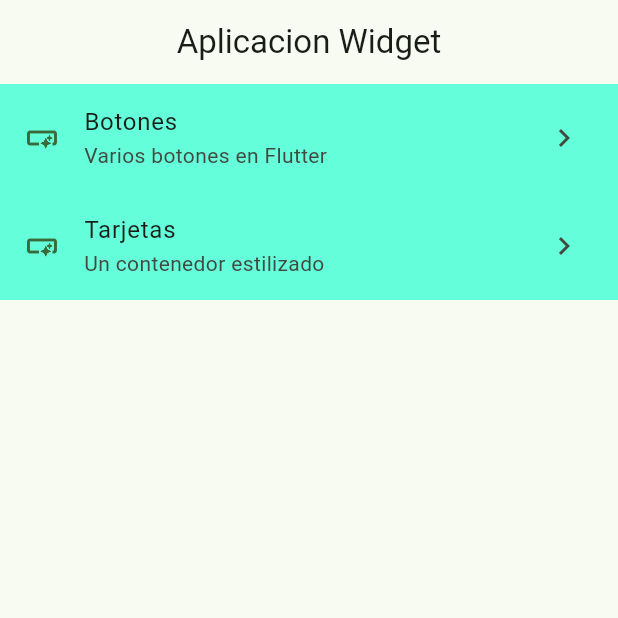
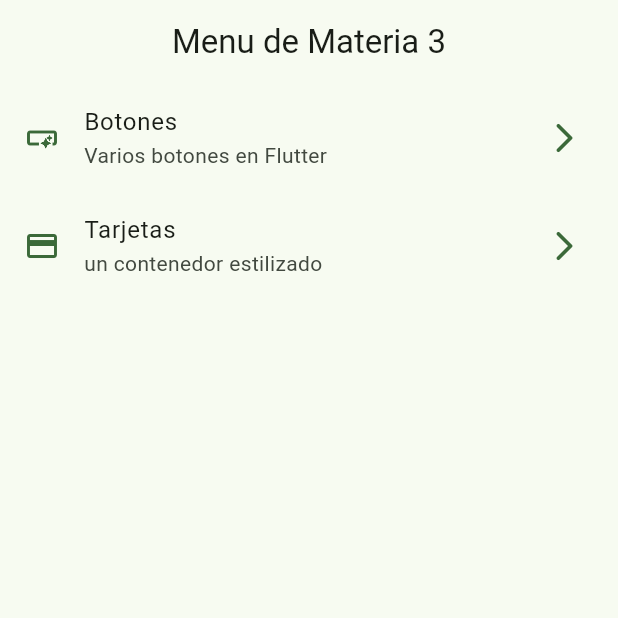
Before and after one commit to Fernimauri/jalowin, a Flutter app: the screen it shows after launch, on a phone screen of 412 x 824 dp, the top half of it. Run offline on Flutter 3.47's test engine with Material 2 defaults, Android fonts, the phone set to English and light mode, and no system bars; our stand-ins replace go_router.

Commit message:
"Commit de clase 2-11"

```diff
--- a/lib/config/menu/menu_items.dart
+++ b/lib/config/menu/menu_items.dart
@@ -1,6 +1,7 @@
 import 'package:flutter/material.dart';
 
 class MenuItem {
+  final String screenName;
   final String title;
   final String subTitle;
   final String link;
@@ -10,18 +11,21 @@ class MenuItem {
       {required this.title,
       required this.subTitle,
       required this.link,
-      required this.icon});
+      required this.icon,
+      required this.screenName});
 }
 
-const appMenuItems = <MenuItem>[
-  MenuItem(
+List<MenuItem> appMenuItems = <MenuItem>[
+  const MenuItem(
       title: 'Botones',
       subTitle: 'Varios botones en Flutter',
       link: '/buttons',
-      icon: Icons.smart_button_outlined),
-  MenuItem(
+      icon: Icons.smart_button_outlined,
+      screenName: 'button_screen'),
+  const MenuItem(
       title: 'Tarjetas',
-      subTitle: 'Un contenedor estilizado',
+      subTitle: 'un contenedor estilizado',
       link: '/cards',
-      icon: Icons.smart_button_outlined)
+      icon: Icons.credit_card,
+      screenName: 'card_screen'),
 ];
--- /dev/null
+++ b/lib/config/router/app_router.dart
@@ -0,0 +1,28 @@
+import 'package:aplicacion/presentation/screens/buttons/buttons_screen.dart';
+import 'package:aplicacion/presentation/screens/cards/cards_screen.dart';
+import 'package:aplicacion/presentation/screens/home/home_screen.dart';
+import 'package:flutter/material.dart';
+import 'package:go_router/go_router.dart';
+
+final GoRouter appRouter = GoRouter(
+  routes: <RouteBase>[
+    GoRoute(
+      path: '/',
+      name: HomeScreen.screenName,
+      builder: (BuildContext context, GoRouterState state) =>
+          const HomeScreen(),
+    ),
+    GoRoute(
+      path: '/buttons',
+      name: ButtonsScreen.screenName,
+      builder: (BuildContext context, GoRouterState state) =>
+          const ButtonsScreen(),
+    ),
+    GoRoute(
+      path: '/cards',
+      name: CardsScreen.screenName,
+      builder: (BuildContext context, GoRouterState state) =>
+          const CardsScreen(),
+    ),
+  ],
+);
--- a/lib/main.dart
+++ b/lib/main.dart
@@ -1,21 +1,21 @@
+import 'package:aplicacion/config/router/app_router.dart';
 import 'package:aplicacion/config/theme/app_theme.dart';
-import 'package:aplicacion/presentation/screens/home/home_screen.dart';
 import 'package:flutter/material.dart';
 
 void main() {
-  runApp(const MyApp());
+  runApp(const MainApp());
 }
 
-class MyApp extends StatelessWidget {
-  const MyApp({super.key});
+class MainApp extends StatelessWidget {
+  const MainApp({super.key});
 
-  // This widget is the root of your application.
   @override
   Widget build(BuildContext context) {
-    return MaterialApp(
+    return MaterialApp.router(
       debugShowCheckedModeBanner: false,
       theme: AppTheme(selectedColor: 1).getTheme(),
-      home: const HomeScreen(),
+      // home: const HomeScreen(),
+      routerConfig: appRouter,
     );
   }
 }
--- a/lib/presentation/screens/home/home_screen.dart
+++ b/lib/presentation/screens/home/home_screen.dart
@@ -1,38 +1,49 @@
 import 'package:aplicacion/config/menu/menu_items.dart';
 import 'package:flutter/material.dart';
+import 'package:go_router/go_router.dart';
 
 class HomeScreen extends StatelessWidget {
+  static const String screenName = 'home_screen';
   const HomeScreen({super.key});
 
   @override
   Widget build(BuildContext context) {
     return Scaffold(
-      appBar: AppBar(title: const Text('Aplicacion Widget')),
-      body: _HomeView(),
+      appBar: AppBar(
+        title: const Text('Menu de Materia 3'),
+      ),
+      body: ListView.builder(
+          itemCount: appMenuItems.length, itemBuilder: menuList),
     );
-  }
-}
-
-class _HomeView extends StatelessWidget {
-  const _HomeView();
-
-  @override
-  Widget build(BuildContext context) {
-    return ListView.builder(
-        itemCount: appMenuItems.length, itemBuilder: menuList);
   }
 
   Widget menuList(BuildContext context, int index) {
     final menuItem = appMenuItems[index];
+    return _CustomListTitle(menuItem: menuItem);
+  }
+}
+
+class _CustomListTitle extends StatelessWidget {
+  const _CustomListTitle({
+    required this.menuItem,
+  });
+
+  final MenuItem menuItem;
+
+  @override
+  Widget build(BuildContext context) {
+    final colors = Theme.of(context).colorScheme;
+
     return ListTile(
-      leading: Icon(
-        menuItem.icon,
-        color: Theme.of(context).colorScheme.primary,
-      ),
+      leading: Icon(menuItem.icon, color: colors.primary),
+      trailing: Icon(Icons.arrow_forward_ios_rounded, color: colors.primary),
       title: Text(menuItem.title),
       subtitle: Text(menuItem.subTitle),
-      trailing: const Icon(Icons.chevron_right),
-      tileColor: Colors.tealAccent,
+      onTap: () {
+        //context.go(menuItem.link);
+        //context.push(menuItem.link);
+        context.pushNamed(menuItem.screenName);
+      },
     );
   }
 }
--- /dev/null
+++ b/lib/presentation/screens/screens.dart
@@ -0,0 +1,3 @@
+export 'package:aplicacion/presentation/screens/buttons/buttons_screen.dart';
+export 'package:aplicacion/presentation/screens/cards/cards_screen.dart';
+export 'package:aplicacion/presentation/screens/home/home_screen.dart';
--- a/pubspec.yaml
+++ b/pubspec.yaml
@@ -35,6 +35,7 @@ dependencies:
   # The following adds the Cupertino Icons font to your application.
   # Use with the CupertinoIcons class for iOS style icons.
   cupertino_icons: ^1.0.2
+  go_router: ^12.0.1
 
 dev_dependencies:
   flutter_test:
```
Also changed, not shown: lib/presentation/screens/buttons/buttons_screen.dart (added, +77 -0 lines), lib/presentation/screens/cards/cards_screen.dart (added, +16 -0 lines), lib/presentation/widgets/custom_button.dart (added, +27 -0 lines), pubspec.lock.
